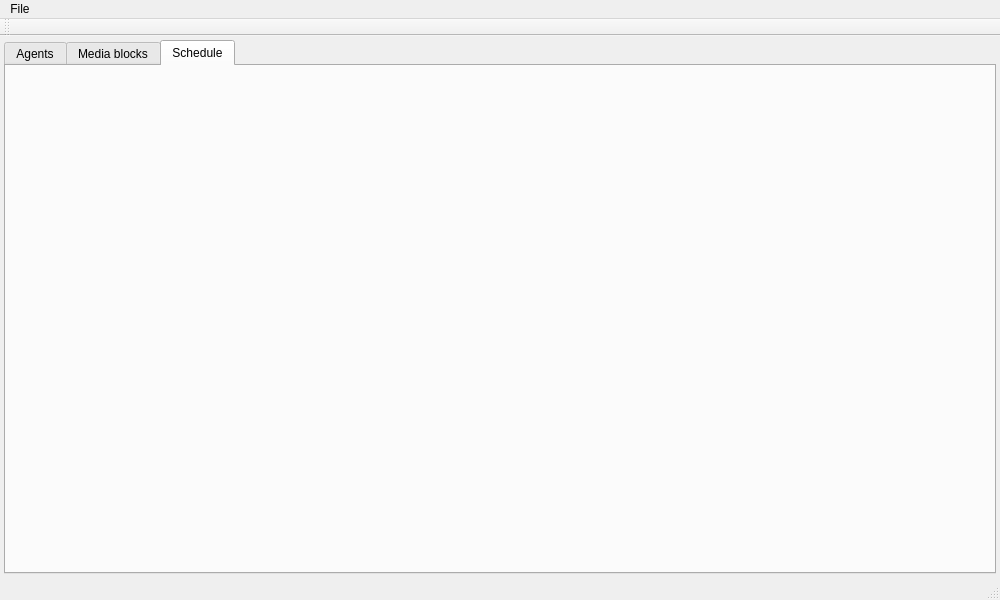
Qt form apps/iPresenterAdmin/mainwindow.ui (dlebed/iPresenter) before a commit.
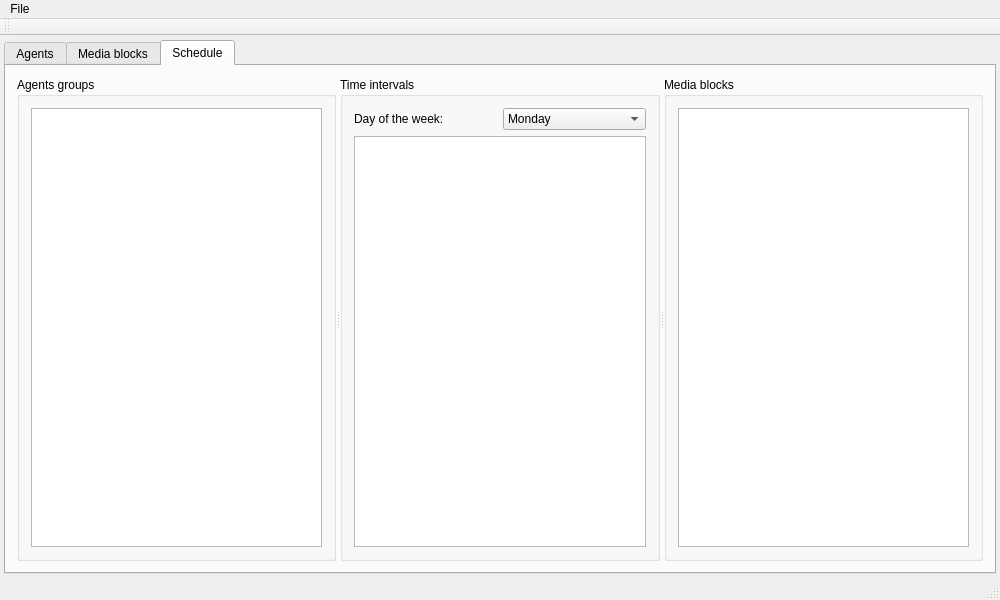
The same form after that commit. The open tabs and pages were chosen to show the change.

```diff
--- a/apps/iPresenterAdmin/mainwindow.ui
+++ b/apps/iPresenterAdmin/mainwindow.ui
@@ -344,6 +344,113 @@
        <attribute name="title">
         <string>Schedule</string>
        </attribute>
+       <layout class="QVBoxLayout" name="verticalLayout_11">
+        <item>
+         <widget class="QSplitter" name="splitter_4">
+          <property name="orientation">
+           <enum>Qt::Horizontal</enum>
+          </property>
+          <widget class="QGroupBox" name="groupsScheduleGroupBox">
+           <property name="title">
+            <string>Agents groups</string>
+           </property>
+           <layout class="QVBoxLayout" name="verticalLayout_8">
+            <item>
+             <widget class="QTableView" name="agentsGroupsScheduleTableView">
+              <property name="contextMenuPolicy">
+               <enum>Qt::ActionsContextMenu</enum>
+              </property>
+              <property name="selectionMode">
+               <enum>QAbstractItemView::SingleSelection</enum>
+              </property>
+              <property name="selectionBehavior">
+               <enum>QAbstractItemView::SelectRows</enum>
+              </property>
+              <property name="sortingEnabled">
+               <bool>true</bool>
+              </property>
+             </widget>
+            </item>
+           </layout>
+          </widget>
+          <widget class="QGroupBox" name="groupBox_3">
+           <property name="title">
+            <string>Time intervals</string>
+           </property>
+           <layout class="QVBoxLayout" name="verticalLayout_9">
+            <item>
+             <layout class="QHBoxLayout" name="horizontalLayout_3">
+              <item>
+               <widget class="QLabel" name="label_5">
+                <property name="text">
+                 <string>Day of the week:</string>
+                </property>
+               </widget>
+              </item>
+              <item>
+               <widget class="QComboBox" name="comboBox">
+                <item>
+                 <property name="text">
+                  <string>Monday</string>
+                 </property>
+                </item>
+                <item>
+                 <property name="text">
+                  <string>Tuesday</string>
+                 </property>
+                </item>
+                <item>
+                 <property name="text">
+                  <string>Wednesday</string>
+                 </property>
+                </item>
+                <item>
+                 <property name="text">
+                  <string>Thursday</string>
+                 </property>
+                </item>
+                <item>
+                 <property name="text">
+                  <string>Friday</string>
+                 </property>
+                </item>
+                <item>
+                 <property name="text">
+                  <string>Saturday</string>
+                 </property>
+                </item>
+                <item>
+                 <property name="text">
+                  <string>Sunday</string>
+                 </property>
+                </item>
+                <item>
+                 <property name="text">
+                  <string>Default</string>
+                 </property>
+                </item>
+               </widget>
+              </item>
+             </layout>
+            </item>
+            <item>
+             <widget class="QListWidget" name="timeIntervalsList"/>
+            </item>
+           </layout>
+          </widget>
+          <widget class="QGroupBox" name="groupBox_4">
+           <property name="title">
+            <string>Media blocks</string>
+           </property>
+           <layout class="QVBoxLayout" name="verticalLayout_10">
+            <item>
+             <widget class="QListWidget" name="scheduleBlocksList"/>
+            </item>
+           </layout>
+          </widget>
+         </widget>
+        </item>
+       </layout>
       </widget>
      </widget>
     </item>
```
Left out of the diff: 128 changed lines with no effect on the pictures.
